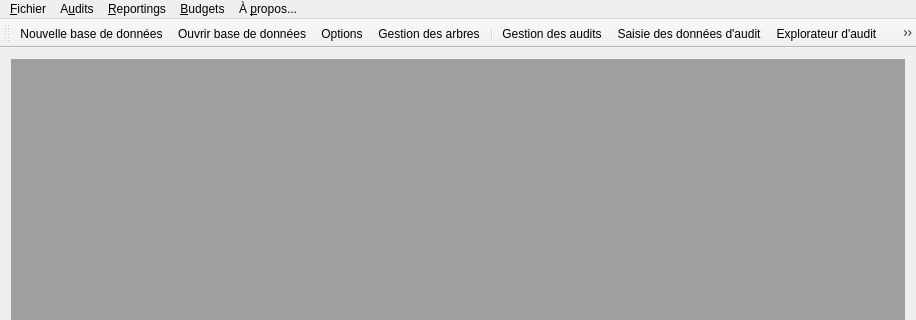
Qt form mainwindow.ui (GiPiLab/ProtonClassicSuite) before a commit; both pictures show x 0 to 916 and y 0 to 320 of the 916 by 541 pixel window.
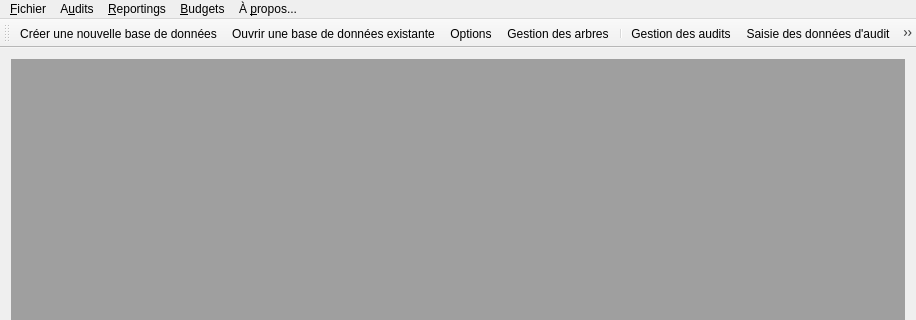
The same form after that commit. Icons and pictures are not drawn.

The edit to the form file:
```diff
--- a/mainwindow.ui
+++ b/mainwindow.ui
@@ -203,7 +203,10 @@
      <normaloff>:/icons/icons/database_add.png</normaloff>:/icons/icons/database_add.png</iconset>
    </property>
    <property name="text">
-    <string>&amp;Nouvelle base de données</string>
+    <string>&amp;Créer une nouvelle base de données</string>
+   </property>
+   <property name="toolTip">
+    <string>Créer une nouvelle base de données</string>
    </property>
   </action>
   <action name="actionOpenDb">
@@ -212,7 +215,10 @@
      <normaloff>:/icons/icons/database_go.png</normaloff>:/icons/icons/database_go.png</iconset>
    </property>
    <property name="text">
-    <string>&amp;Ouvrir base de données</string>
+    <string>&amp;Ouvrir une base de données existante</string>
+   </property>
+   <property name="toolTip">
+    <string>Ouvrir une base de données existante</string>
    </property>
   </action>
   <action name="actionOptions">
```
Left out of the diff: 2 changed lines with no effect on the pictures.
